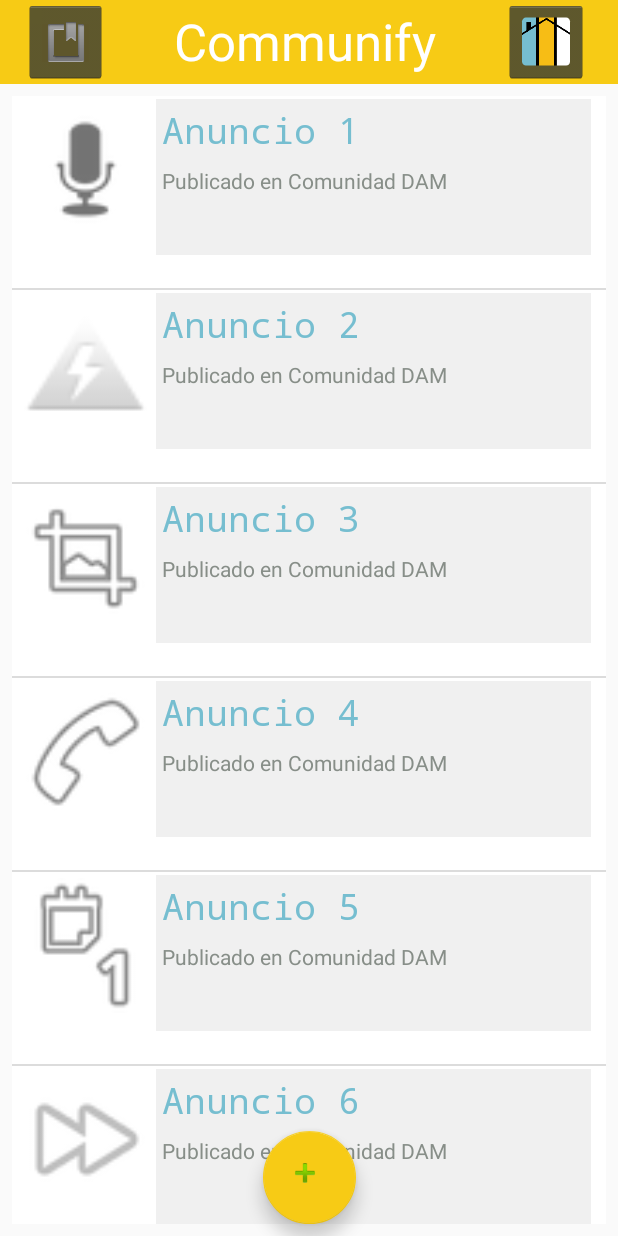
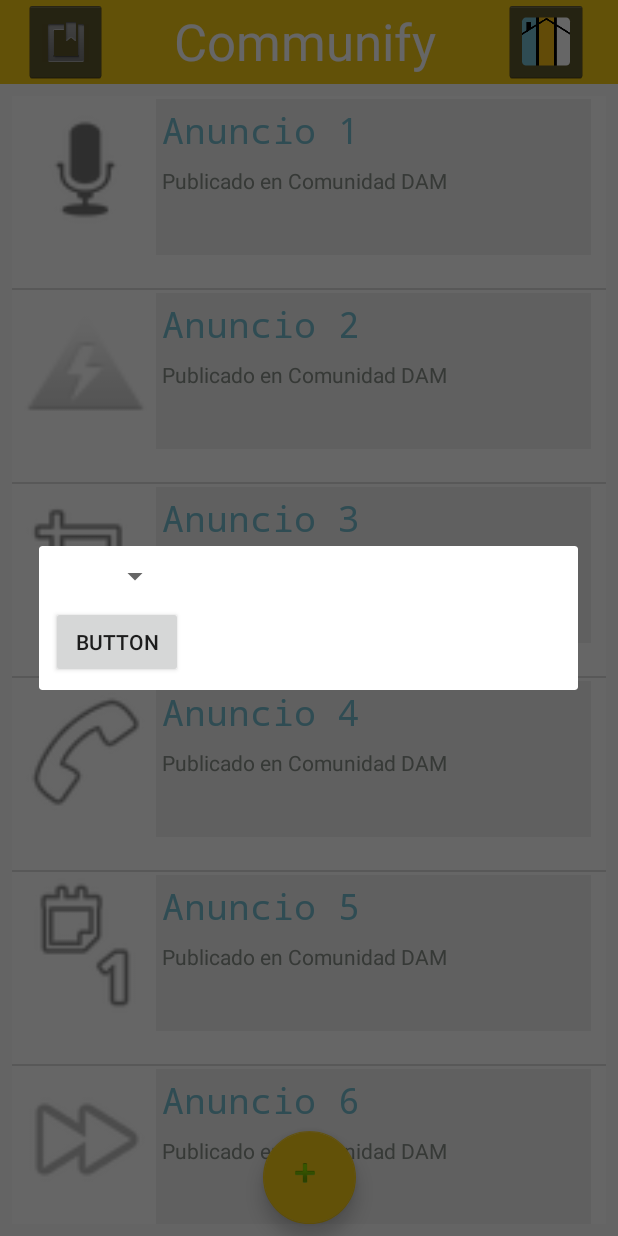
Before and after one commit to pdiez/CommunifyDam, an Android app: the MainActivity screen opened directly, with no data from a screen before it, after a tap on an icon or button, on a phone screen of 412 x 824 dp. Run offline under Robolectric (Android 15) with nearby library versions, the phone set to English and light mode, and no system bars; libraries missing offline, so code that uses them is left out: com.daimajia.androidanimations; 1 statement that could not run was skipped.

Commit message:
quitados dialogs

```diff
--- a/app/build.gradle
+++ b/app/build.gradle
@@ -33,7 +33,6 @@ dependencies {
     //compile 'com.android.support:support-compat:25.1.1'
     compile 'com.daimajia.easing:library:2.0@aar'
     compile 'com.daimajia.androidanimations:library:2.3@aar'
-    compile 'com.yarolegovich:lovely-dialog:1.0.7'
 }
 
 
--- a/app/src/main/java/com/communifydam/app/communify/MainActivity.java
+++ b/app/src/main/java/com/communifydam/app/communify/MainActivity.java
@@ -1,26 +1,18 @@
 package com.communifydam.app.communify;
 
-import android.app.ActionBar;
 import android.content.Intent;
-import android.graphics.Color;
+import android.support.v4.app.FragmentManager;
+import android.support.v7.app.AlertDialog;
 import android.support.v7.app.AppCompatActivity;
 import android.os.Bundle;
 import android.support.v7.widget.Toolbar;
-import android.view.DragEvent;
-import android.view.MotionEvent;
+import android.view.LayoutInflater;
 import android.view.View;
-import android.view.ViewGroup;
-import android.widget.AbsListView;
-import android.widget.ActionMenuView;
-import android.widget.AdapterView;
-import android.widget.Button;
 import android.widget.ImageButton;
 import android.widget.ListView;
-import android.widget.Toast;
 
 import com.daimajia.androidanimations.library.Techniques;
 import com.daimajia.androidanimations.library.YoYo;
-import com.yarolegovich.lovelydialog.LovelyChoiceDialog;
 
 import java.util.ArrayList;
 import java.util.List;
@@ -88,20 +80,17 @@ public class MainActivity extends AppCompatActivity {
         String[] comunidades = {"Mi barrio", "13 Rue del Percebe"};
 
 
-        new LovelyChoiceDialog(this)
-                .setTitle("Comunidades")
-                .setIcon(R.drawable.ic_home_trans)
-                .setIconTintColor(Color.YELLOW)
-                .setTopColor(Color.BLUE)
-                .setItemsMultiChoice(comunidades, new LovelyChoiceDialog.OnItemsSelectedListener<String>() {
-                    @Override
-                    public void onItemsSelected(List<Integer> positions, List<String> items) {
-                       refrescaLista();
-                    }
-                })
-                .setConfirmButtonText("Aceptar")
-                .setConfirmButtonColor(Color.YELLOW)
-                .show();
+        AlertDialog.Builder dialogBuilder = new AlertDialog.Builder(this);
+
+        LayoutInflater inflater = this.getLayoutInflater();
+        View dialogView = inflater.inflate(R.layout.lista_com_dialog, null);
+        dialogBuilder.setView(dialogView);
+
+
+        AlertDialog alertDialog = dialogBuilder.create();
+        alertDialog.show();
+
+
     }
 
     public void refrescaLista() {
--- a/app/src/main/res/layout/lista_com_dialog.xml
+++ b/app/src/main/res/layout/lista_com_dialog.xml
@@ -5,12 +5,27 @@
     android:layout_width="wrap_content"
     android:layout_height="wrap_content">
 
-    <ListView
-        android:id="@+id/lvComunidades"
+    <Button
+        android:id="@+id/button2"
         android:layout_width="wrap_content"
         android:layout_height="wrap_content"
+        android:layout_marginBottom="8dp"
+        android:layout_marginEnd="8dp"
         android:layout_marginStart="8dp"
         android:layout_marginTop="8dp"
+        android:text="Button"
+        app:layout_constraintBottom_toBottomOf="parent"
+        app:layout_constraintEnd_toEndOf="parent"
+        app:layout_constraintHorizontal_bias="0.0"
         app:layout_constraintStart_toStartOf="parent"
-        app:layout_constraintTop_toTopOf="parent" />
+        app:layout_constraintTop_toBottomOf="@+id/spinner"
+        app:layout_constraintVertical_bias="1.0" />
+
+    <Spinner
+        android:id="@+id/spinner"
+        android:layout_width="88dp"
+        android:layout_height="wrap_content"
+        android:layout_marginTop="8dp"
+        app:layout_constraintTop_toTopOf="parent"
+        tools:layout_editor_absoluteX="8dp" />
 </android.support.constraint.ConstraintLayout>
```
Also changed, not shown: app/src/main/java/com/communifydam/app/communify/ComunidadesDialog.java (added, +31 -0 lines).
